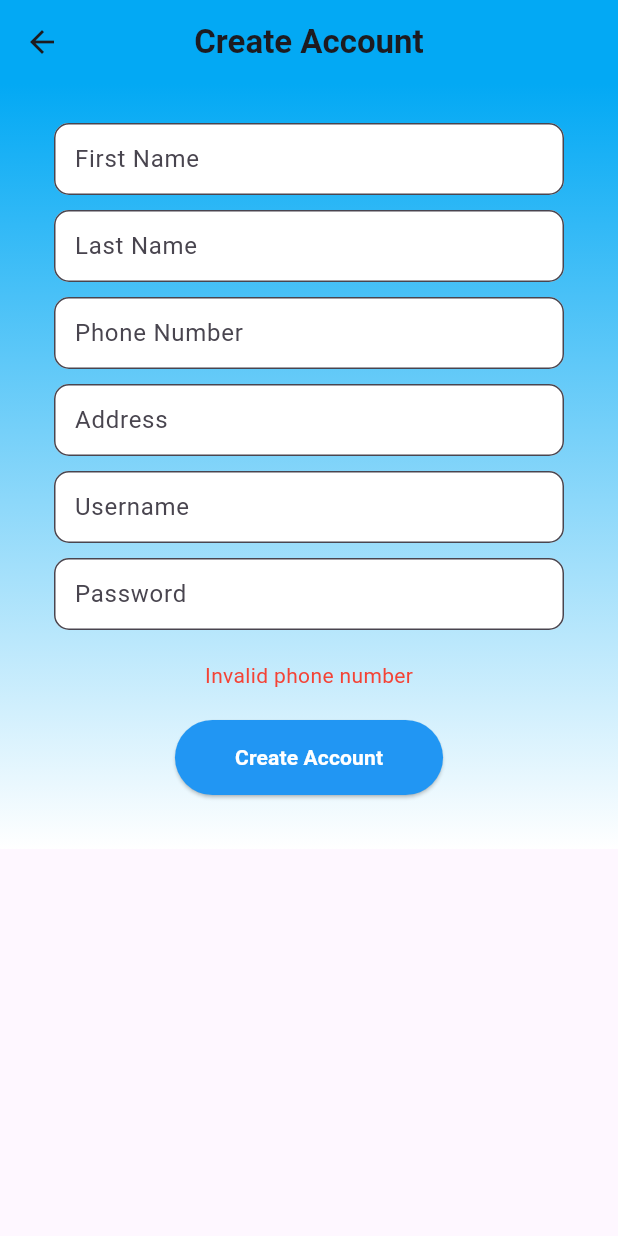
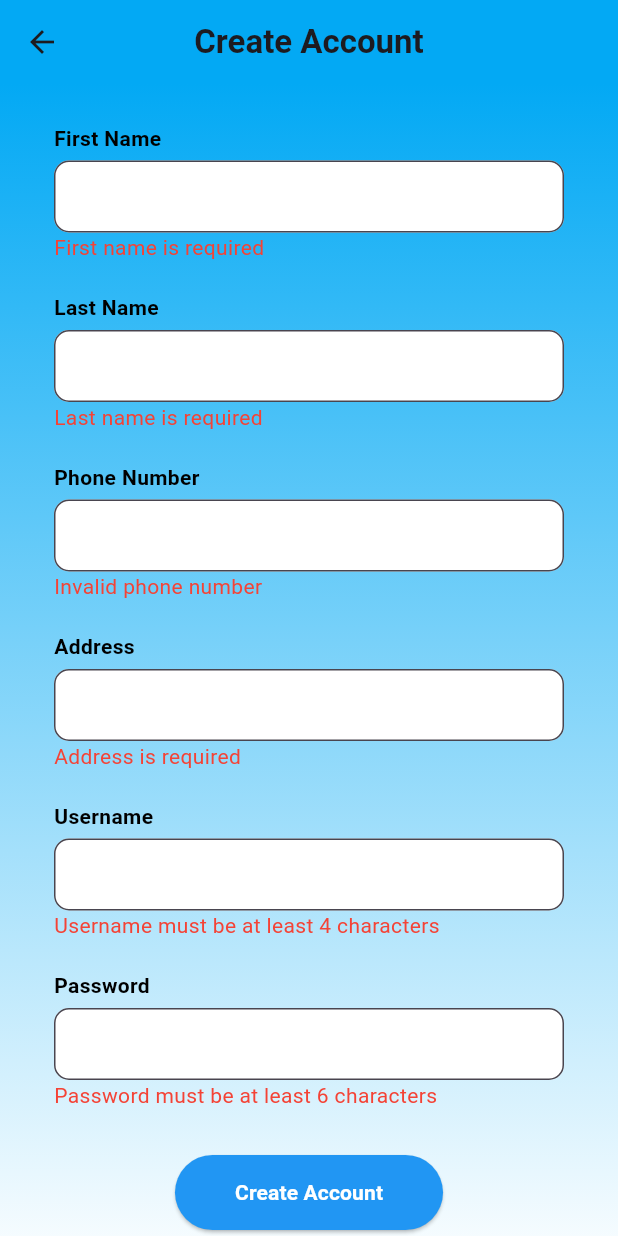
Before and after one commit to SupunSS/bustbooking, a Flutter app: the CreateAccountPage screen opened directly, after a tap on "Create Account", on a phone screen of 412 x 824 dp. Run offline on Flutter 3.47's test engine with Material 3 defaults, Android fonts, the phone set to English and light mode, and no system bars.

Commit message:
updated code

```diff
--- a/lib/create_account_page.dart
+++ b/lib/create_account_page.dart
@@ -5,7 +5,6 @@ class CreateAccountPage extends StatefulWidget {
   const CreateAccountPage({super.key});
 
   @override
-  // ignore: library_private_types_in_public_api
   _CreateAccountPageState createState() => _CreateAccountPageState();
 }
 
@@ -17,8 +16,12 @@ class _CreateAccountPageState extends State<CreateAccountPage> {
   final TextEditingController _usernameController = TextEditingController();
   final TextEditingController _passwordController = TextEditingController();
 
-  bool _showErrorMessage = false;
-  bool _showPhoneNumberError = false;
+  String _firstNameError = '';
+  String _lastNameError = '';
+  String _phoneNumberError = '';
+  String _addressError = '';
+  String _usernameError = '';
+  String _passwordError = '';
 
   @override
   Widget build(BuildContext context) {
@@ -27,7 +30,7 @@ class _CreateAccountPageState extends State<CreateAccountPage> {
         leading: IconButton(
           icon: const Icon(Icons.arrow_back),
           onPressed: () {
-            Navigator.pop(context); // Navigate back when the icon is pressed
+            Navigator.pop(context);
           },
         ),
         title: const Text(
@@ -35,7 +38,7 @@ class _CreateAccountPageState extends State<CreateAccountPage> {
           style: TextStyle(fontWeight: FontWeight.bold),
         ),
         centerTitle: true,
-        backgroundColor: Colors.lightBlue, // Light blue color at the top
+        backgroundColor: Colors.lightBlue,
       ),
       body: SingleChildScrollView(
         child: Container(
@@ -53,55 +56,41 @@ class _CreateAccountPageState extends State<CreateAccountPage> {
               crossAxisAlignment: CrossAxisAlignment.center,
               children: [
                 const SizedBox(height: 10),
-                // Text boxes without frames
-                buildTextField(_firstNameController, 'First Name'),
+                buildTextField(
+                    _firstNameController, 'First Name', _firstNameError),
                 const SizedBox(height: 10),
-                buildTextField(_lastNameController, 'Last Name'),
+                buildTextField(
+                    _lastNameController, 'Last Name', _lastNameError),
                 const SizedBox(height: 10),
-                buildPhoneNumberField(_phoneNumberController),
+                buildPhoneNumberField(
+                    _phoneNumberController, _phoneNumberError),
                 const SizedBox(height: 10),
-                buildTextField(_addressController, 'Address'),
+                buildTextField(_addressController, 'Address', _addressError),
                 const SizedBox(height: 10),
-                buildTextField(_usernameController, 'Username'),
+                buildTextField(_usernameController, 'Username', _usernameError),
                 const SizedBox(height: 10),
-                buildTextField(_passwordController, 'Password',
+                buildTextField(_passwordController, 'Password', _passwordError,
                     isPassword: true),
                 const SizedBox(height: 20),
-                // Error message
-                if (_showErrorMessage)
-                  const Text(
-                    'Invalid phone number',
-                    style: TextStyle(color: Colors.red),
-                  ),
-                const SizedBox(height: 20),
-                // Styled create account button
                 ElevatedButton(
                   onPressed: () {
-                    if (_isValidPhoneNumber()) {
-                      Navigator.push(
-                        context,
-                        MaterialPageRoute(builder: (context) => LoginPage()),
-                      );
-                    } else {
-                      setState(() {
-                        _showErrorMessage = true;
-                      });
-                    }
+                    _validateFields();
                   },
                   style: ElevatedButton.styleFrom(
-                    backgroundColor: Colors.blue, // Blue color for the button
+                    backgroundColor: Colors.blue,
                     shape: RoundedRectangleBorder(
-                      borderRadius:
-                          BorderRadius.circular(30), // Make the button round
+                      borderRadius: BorderRadius.circular(30),
                     ),
                     padding: const EdgeInsets.symmetric(
-                        horizontal: 40, vertical: 15), // Adjust padding
+                      horizontal: 40,
+                      vertical: 15,
+                    ),
                   ),
                   child: const Text(
                     'Create Account',
                     style: TextStyle(
-                      color: Colors.white, // White color for the text
-                      fontWeight: FontWeight.bold, // Bold text
+                      color: Colors.white,
+                      fontWeight: FontWeight.bold,
                     ),
                   ),
                 ),
@@ -114,93 +103,147 @@ class _CreateAccountPageState extends State<CreateAccountPage> {
     );
   }
 
-  Widget buildTextField(TextEditingController controller, String labelText,
+  Widget buildTextField(
+      TextEditingController controller, String labelText, String errorText,
       {bool isPassword = false}) {
     return Container(
       padding: const EdgeInsets.symmetric(horizontal: 20),
-      child: TextField(
+      child: Column(
+        crossAxisAlignment: CrossAxisAlignment.start,
+        children: [
+          Text(
+            labelText,
+            style: const TextStyle(
+              color: Colors.black,
+              fontWeight: FontWeight.bold,
+            ),
+          ),
+          const SizedBox(height: 5),
+          TextField(
             controller: controller,
             obscureText: isPassword,
-        onTap: () {
-          setState(() {
-            _showErrorMessage = false;
-          });
-        },
             onChanged: (_) {
               setState(() {
-            _showErrorMessage = false;
+                errorText = ''; // Clear the error when the user starts typing
               });
             },
             decoration: InputDecoration(
-          labelText: labelText,
-          // Customize the border properties
               border: OutlineInputBorder(
                 borderRadius: BorderRadius.circular(10),
                 borderSide: const BorderSide(
-              color: Colors.blue, // Set the border color to blue
-              width: 2.0, // Set the border width
+                  color: Colors.blue,
+                  width: 2.0,
                 ),
               ),
-          // Customize the content padding
               contentPadding: const EdgeInsets.all(10),
-          // Set the filled property to true
               filled: true,
-          // Set the fill color to white
               fillColor: Colors.white,
             ),
             textAlign: TextAlign.center,
             textAlignVertical: TextAlignVertical.center,
           ),
+          if (errorText.isNotEmpty)
+            Text(
+              errorText,
+              style: const TextStyle(
+                color: Colors.red,
+              ),
+            ),
+          const SizedBox(height: 10),
+        ],
+      ),
     );
   }
 
-  Widget buildPhoneNumberField(TextEditingController controller) {
+  Widget buildPhoneNumberField(
+      TextEditingController controller, String errorText) {
     return Container(
       padding: const EdgeInsets.symmetric(horizontal: 20),
-      child: TextField(
+      child: Column(
+        crossAxisAlignment: CrossAxisAlignment.start,
+        children: [
+          Text(
+            'Phone Number',
+            style: const TextStyle(
+              color: Colors.black,
+              fontWeight: FontWeight.bold,
+            ),
+          ),
+          const SizedBox(height: 5),
+          TextField(
             controller: controller,
             keyboardType: TextInputType.phone,
-        onTap: () {
-          setState(() {
-            _showPhoneNumberError = false;
-          });
-        },
             onChanged: (_) {
               setState(() {
-            _showPhoneNumberError = false;
+                errorText = ''; // Clear the error when the user starts typing
               });
             },
             decoration: InputDecoration(
-          labelText: 'Phone Number',
-          // Customize the border properties
               border: OutlineInputBorder(
                 borderRadius: BorderRadius.circular(10),
                 borderSide: BorderSide(
-              color: _showPhoneNumberError
-                  ? Colors
-                      .red // Set the border color to red if there's an error
-                  : Colors
-                      .blue, // Set the border color to blue if there's no error
-              width: 2.0, // Set the border width
+                  color: errorText.isNotEmpty ? Colors.red : Colors.blue,
+                  width: 2.0,
                 ),
               ),
-          // Customize the content padding
               contentPadding: const EdgeInsets.all(10),
-          // Set the filled property to true
               filled: true,
-          // Set the fill color to white
               fillColor: Colors.white,
-          // Error message
-          errorText: _showPhoneNumberError ? 'Invalid phone number' : null,
             ),
             textAlign: TextAlign.center,
             textAlignVertical: TextAlignVertical.center,
           ),
+          if (errorText.isNotEmpty)
+            Text(
+              errorText,
+              style: const TextStyle(
+                color: Colors.red,
+              ),
+            ),
+          const SizedBox(height: 10),
+        ],
+      ),
     );
+  }
+
+  void _validateFields() {
+    setState(() {
+      _firstNameError =
+          _firstNameController.text.isEmpty ? 'First name is required' : '';
+      _lastNameError =
+          _lastNameController.text.isEmpty ? 'Last name is required' : '';
+      _phoneNumberError = _isValidPhoneNumber() ? '' : 'Invalid phone number';
+      _addressError =
+          _addressController.text.isEmpty ? 'Address is required' : '';
+      _usernameError =
+          _isValidUsername() ? '' : 'Username must be at least 4 characters';
+      _passwordError =
+          _isStrongPassword() ? '' : 'Password must be at least 6 characters';
+    });
+
+    if (_firstNameError.isEmpty &&
+        _lastNameError.isEmpty &&
+        _phoneNumberError.isEmpty &&
+        _addressError.isEmpty &&
+        _usernameError.isEmpty &&
+        _passwordError.isEmpty) {
+      Navigator.push(
+        context,
+        MaterialPageRoute(builder: (context) => Login()),
+      );
+    }
   }
 
   bool _isValidPhoneNumber() {
     String phoneNumber = _phoneNumberController.text.trim();
     return phoneNumber.length == 10 && int.tryParse(phoneNumber) != null;
   }
+
+  bool _isStrongPassword() {
+    return _passwordController.text.length >= 6;
   }
+
+  bool _isValidUsername() {
+    return _usernameController.text.length >= 4;
+  }
+}
--- a/lib/main_home_page.dart
+++ b/lib/main_home_page.dart
@@ -26,7 +26,6 @@ class MainHomePage extends StatelessWidget {
         child: Column(
           mainAxisAlignment: MainAxisAlignment.center,
           children: [
-            // Add an Image widget with your image asset
             Align(
               alignment: Alignment.center,
               child: Image.asset(
@@ -47,7 +46,7 @@ class MainHomePage extends StatelessWidget {
                 // Navigate to the Login page
                 Navigator.push(
                   context,
-                  MaterialPageRoute(builder: (context) => LoginPage()),
+                  MaterialPageRoute(builder: (context) => Login()),
                 );
               },
               style: ElevatedButton.styleFrom(
--- a/lib/search_buses_page.dart
+++ b/lib/search_buses_page.dart
@@ -1,13 +1,15 @@
 import 'package:flutter/material.dart';
 
 class SearchBusesPage extends StatelessWidget {
+  const SearchBusesPage({super.key});
+
   @override
   Widget build(BuildContext context) {
     return Scaffold(
       appBar: AppBar(
-        title: Text('Search for Buses'),
+        title: const Text('Search for Buses'),
       ),
-      body: Center(
+      body: const Center(
         child: Text('Search Buses Page'),
       ),
     );
```
Also changed, not shown: lib/home_page.dart (+6 -30 lines), lib/login_page.dart (+10 -9 lines). Lines whose indentation alone changed are shown as unchanged.
